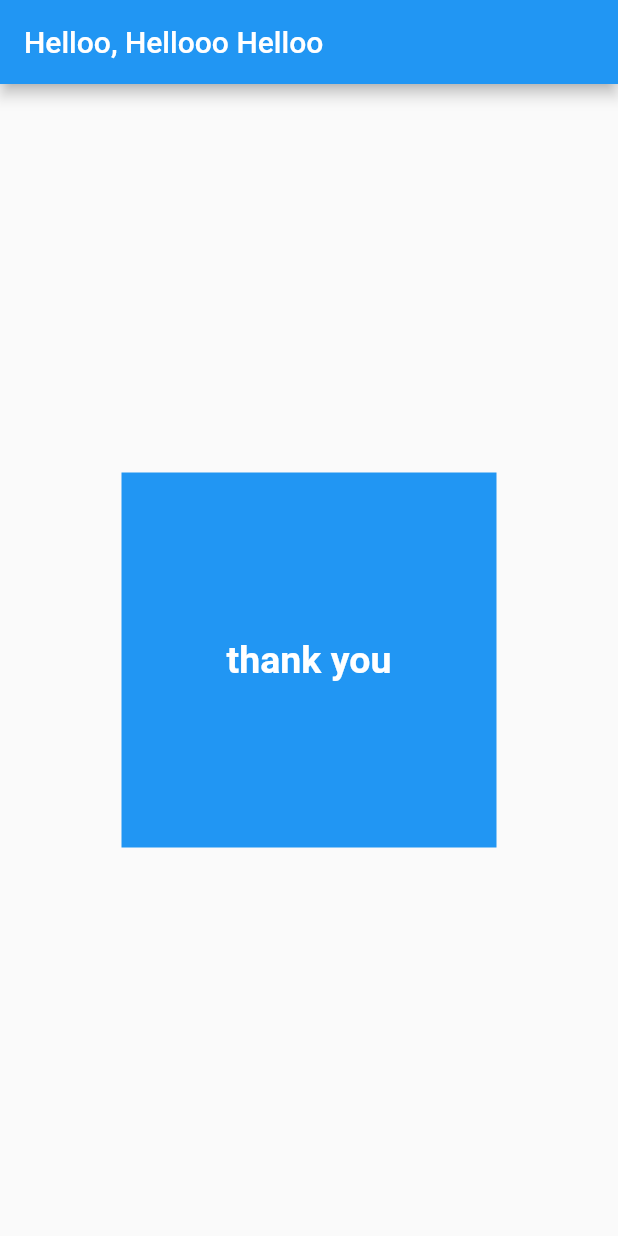
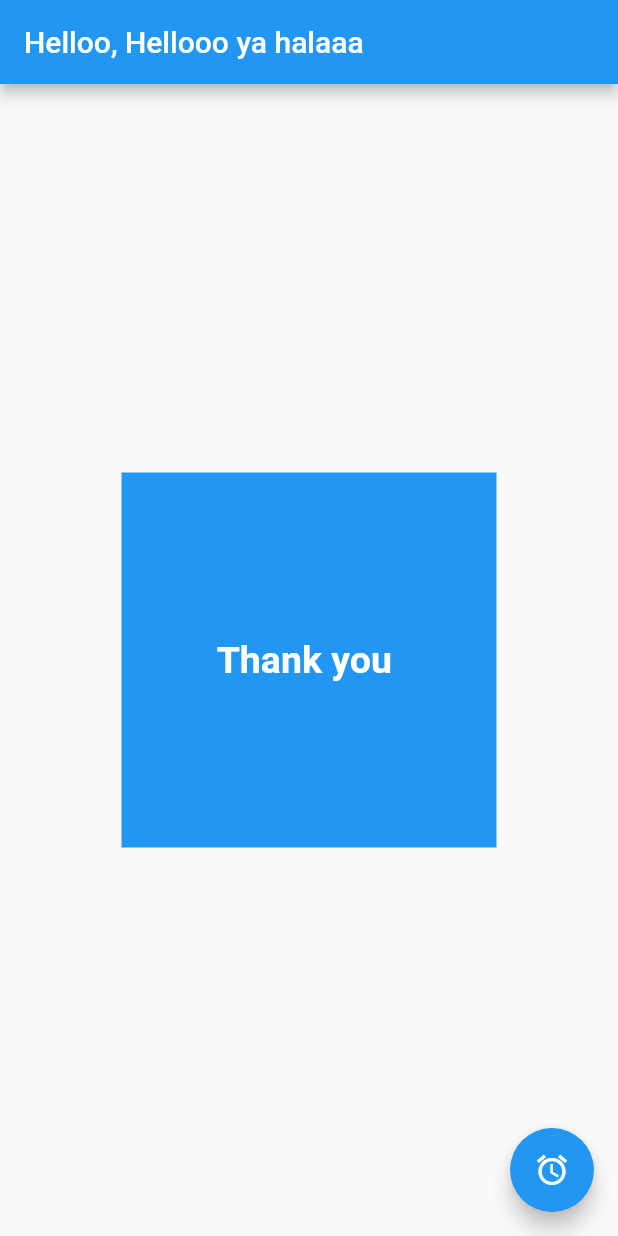
Before and after one commit to aymiechalouhy/my_first_App, a Flutter app: the screen it shows after launch, on a phone screen of 412 x 824 dp. Run offline on Flutter 3.47's test engine with Material 2 defaults, Android fonts, the phone set to English and light mode, and no system bars.

Commit message:
more properties

```diff
--- a/prova/lib/main.dart
+++ b/prova/lib/main.dart
@@ -23,22 +23,29 @@ class HomePage extends StatelessWidget {
   // widget huwe l return type; build esem location; buildContext betdell flutter wen location taba3 l app
   Widget build(BuildContext context) {
     return Scaffold(
-        appBar: AppBar(title: const Text("Helloo, Hellooo Helloo")),
+        appBar: AppBar(title: const Text("Helloo, Hellooo ya halaaa")),
         body: Center(
-            child: Container(
+          child: Container(
           height: 250,
           width: 250,
           color: Colors.blue,
           child: const Center(
-            child: Text("thank you",
+            child: Text("Thank you ",
                 style: TextStyle(
+                    fontSize: 25,
                     color: Colors.white,
-                    fontSize: 25,
                     fontWeight: FontWeight.bold)),
           ),
-        )
-        )
+        )),
+        floatingActionButton: FloatingActionButton(
+          onPressed: () {
+           print("button clicked");
+          },
+          child: const Icon(Icons.access_alarm_outlined),)
+
         );
+
+
   }
 }
 // Scaffold 3nda background white
```
